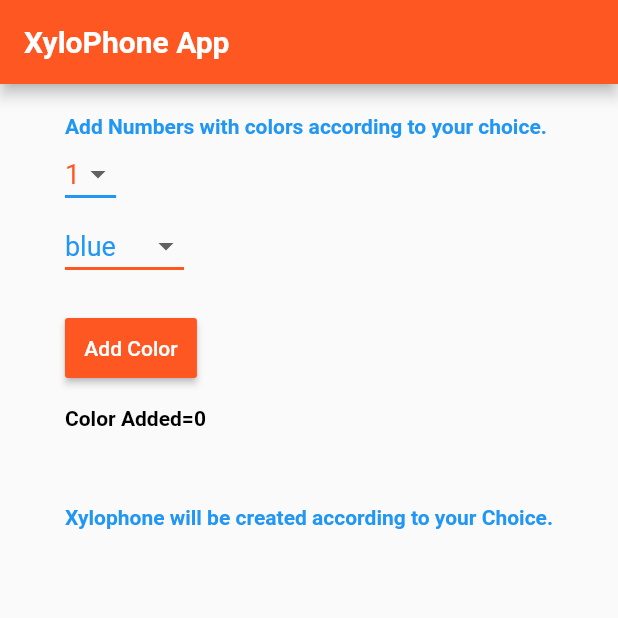
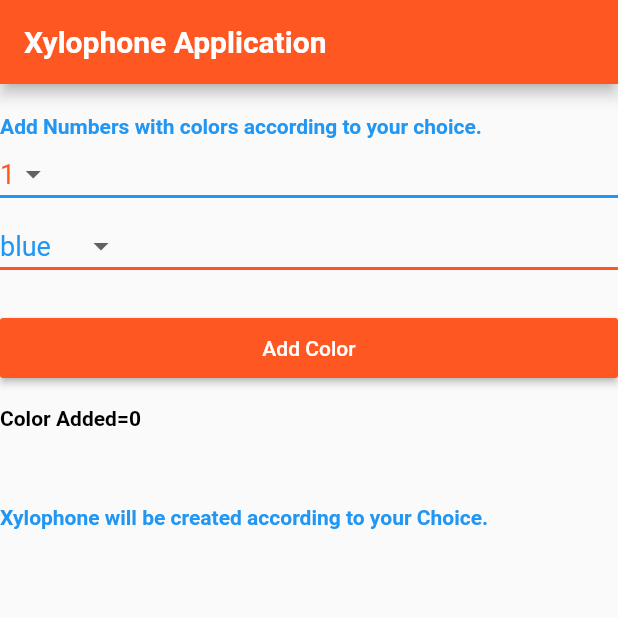
Before and after one commit to javedmughal-058/Flutter_Practice_2021, a Flutter app: the screen it shows after launch, on a phone screen of 412 x 824 dp, the top half of it. Run offline on Flutter 3.47's test engine with Material 2 defaults, Android fonts, the phone set to English and light mode, and no system bars; our stand-ins replace audioplayers.

Commit message:
Set Main Frame

```diff
--- a/xylophone_with_user_input/lib/main.dart
+++ b/xylophone_with_user_input/lib/main.dart
@@ -10,7 +10,7 @@
   @override
   Widget build(BuildContext context) {
     return MaterialApp(
-      title: ' Main',
+      title: 'Main',
       debugShowCheckedModeBanner: false,
       home: DropDown(),
     );
@@ -98,7 +98,7 @@
       appBar: AppBar(
         backgroundColor: Colors.deepOrange,
         title: Text(
-          'XyloPhone App',
+          'Xylophone Application',
           style: TextStyle(
             color: Colors.white,
             fontWeight: FontWeight.bold,
@@ -107,7 +107,7 @@
       ),
       body: Center(
         child: Column(
-          crossAxisAlignment: CrossAxisAlignment.start,
+          crossAxisAlignment: CrossAxisAlignment.stretch,
           children: <Widget>[
             SizedBox(
               height: 20.0,
```
Also changed, not shown: 3 other files.
